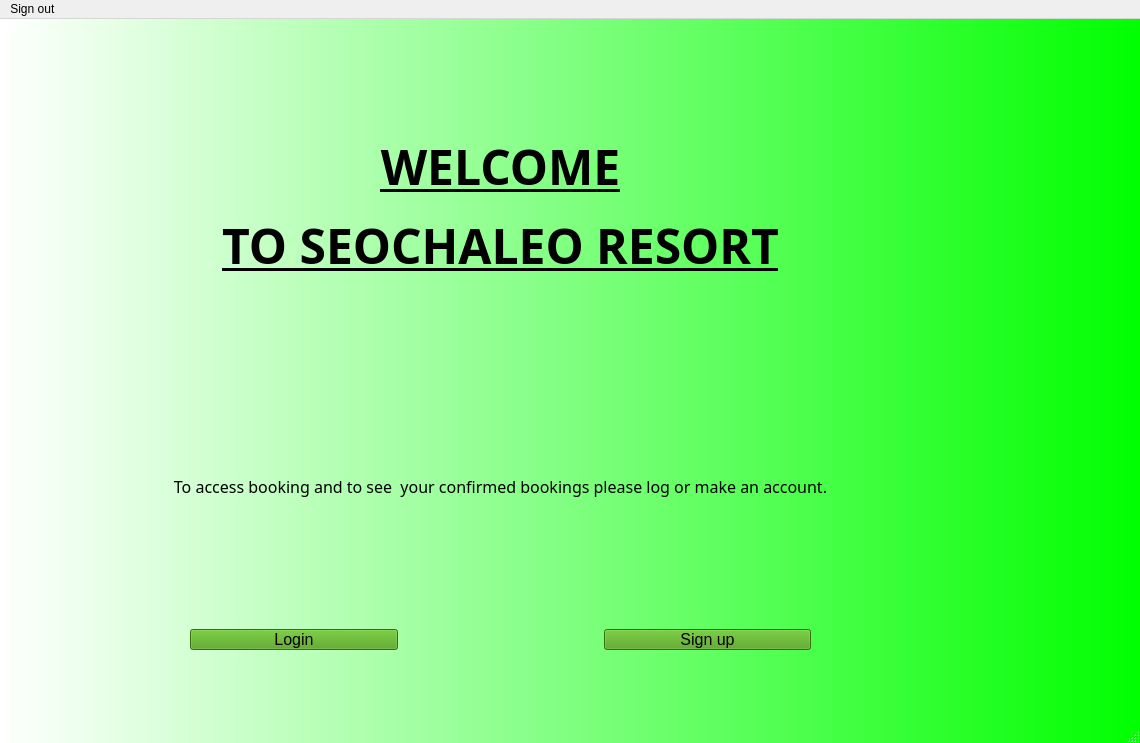
First picture: the form in mainwindow.ui, repository Nickolas-Skai/OOP-FINAL, before the edit.
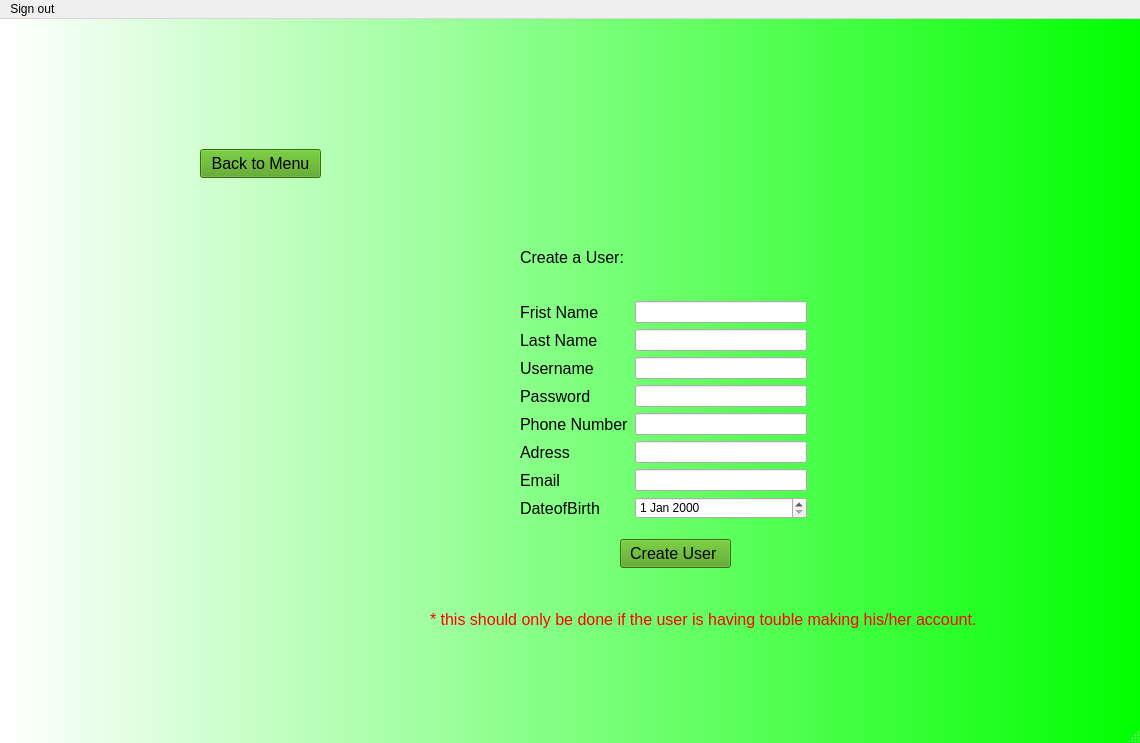
Second picture: the form after the edit.

Commit message:
added functionality for back buttons and make sign out and exit functionality
please check this for me

What changed in the file:
```diff
--- a/mainwindow.ui
+++ b/mainwindow.ui
@@ -40,23 +40,23 @@
    <widget class="QStackedWidget" name="stackedWidget">
     <property name="geometry">
      <rect>
-      <x>70</x>
-      <y>30</y>
+      <x>90</x>
+      <y>40</y>
       <width>991</width>
       <height>621</height>
      </rect>
     </property>
     <property name="currentIndex">
-     <number>0</number>
+     <number>10</number>
     </property>
     <widget class="QWidget" name="Welcome">
      <widget class="QWidget" name="verticalLayoutWidget_2">
       <property name="geometry">
        <rect>
-        <x>20</x>
-        <y>20</y>
-        <width>821</width>
-        <height>581</height>
+        <x>10</x>
+        <y>110</y>
+        <width>971</width>
+        <height>431</height>
        </rect>
       </property>
       <layout class="QVBoxLayout" name="verticalLayout">
@@ -1045,6 +1045,161 @@
       </property>
      </widget>
     </widget>
+    <widget class="QWidget" name="addingUser">
+     <widget class="QWidget" name="verticalLayoutWidget_6">
+      <property name="geometry">
+       <rect>
+        <x>430</x>
+        <y>160</y>
+        <width>287</width>
+        <height>300</height>
+       </rect>
+      </property>
+      <layout class="QVBoxLayout" name="verticalLayout_7">
+       <item>
+        <widget class="QLabel" name="title_signup_2">
+         <property name="text">
+          <string>Create a User:</string>
+         </property>
+        </widget>
+       </item>
+       <item>
+        <layout class="QFormLayout" name="formLayout_3">
+         <item row="0" column="0">
+          <widget class="QLabel" name="fristNameLabel_2">
+           <property name="text">
+            <string>Frist Name</string>
+           </property>
+          </widget>
+         </item>
+         <item row="0" column="1">
+          <widget class="QLineEdit" name="fristNameLineEdit_2"/>
+         </item>
+         <item row="1" column="0">
+          <widget class="QLabel" name="lastNameLabel_2">
+           <property name="text">
+            <string>Last Name</string>
+           </property>
+          </widget>
+         </item>
+         <item row="1" column="1">
+          <widget class="QLineEdit" name="lastNameLineEdit_2"/>
+         </item>
+         <item row="2" column="0">
+          <widget class="QLabel" name="usernameLabel_2">
+           <property name="text">
+            <string>Username</string>
+           </property>
+          </widget>
+         </item>
+         <item row="2" column="1">
+          <widget class="QLineEdit" name="usernameLineEdit_2"/>
+         </item>
+         <item row="3" column="0">
+          <widget class="QLabel" name="passwordLabel_2">
+           <property name="text">
+            <string>Password</string>
+           </property>
+          </widget>
+         </item>
+         <item row="3" column="1">
+          <widget class="QLineEdit" name="passwordLineEdit_2"/>
+         </item>
+         <item row="4" column="0">
+          <widget class="QLabel" name="phoneNumberLabel_2">
+           <property name="text">
+            <string>Phone Number</string>
+           </property>
+          </widget>
+         </item>
+         <item row="4" column="1">
+          <widget class="QLineEdit" name="phoneNumberLineEdit_2"/>
+         </item>
+         <item row="5" column="0">
+          <widget class="QLabel" name="adressLabel_2">
+           <property name="text">
+            <string>Adress</string>
+           </property>
+          </widget>
+         </item>
+         <item row="5" column="1">
+          <widget class="QLineEdit" name="adressLineEdit_2">
+           <property name="text">
+            <string/>
+           </property>
+          </widget>
+         </item>
+         <item row="6" column="0">
+          <widget class="QLabel" name="emailLabel_2">
+           <property name="text">
+            <string>Email</string>
+           </property>
+          </widget>
+         </item>
+         <item row="6" column="1">
+          <widget class="QLineEdit" name="emailLineEdit_2"/>
+         </item>
+         <item row="7" column="0">
+          <widget class="QLabel" name="dateofBirthLabel_2">
+           <property name="text">
+            <string>DateofBirth</string>
+           </property>
+          </widget>
+         </item>
+         <item row="7" column="1">
+          <widget class="QDateEdit" name="dateEdit_3"/>
+         </item>
+        </layout>
+       </item>
+      </layout>
+     </widget>
+     <widget class="QLabel" name="notif">
+      <property name="geometry">
+       <rect>
+        <x>340</x>
+        <y>550</y>
+        <width>561</width>
+        <height>20</height>
+       </rect>
+      </property>
+      <property name="styleSheet">
+       <string notr="true">color:red;
+</string>
+      </property>
+      <property name="text">
+       <string>* this should only be done if the user is having touble making his/her account. </string>
+      </property>
+     </widget>
+     <widget class="QPushButton" name="CreateUser">
+      <property name="geometry">
+       <rect>
+        <x>530</x>
+        <y>480</y>
+        <width>111</width>
+        <height>29</height>
+       </rect>
+      </property>
+      <property name="styleSheet">
+       <string notr="true">background-color:rgb(73, 157, 17)</string>
+      </property>
+      <property name="text">
+       <string>Create User </string>
+      </property>
+     </widget>
+     <widget class="QPushButton" name="b2menu_4">
+      <property name="geometry">
+       <rect>
+        <x>110</x>
+        <y>90</y>
+        <width>121</width>
+        <height>29</height>
+       </rect>
+      </property>
+      <property name="text">
+       <string>Back to Menu</string>
+      </property>
+     </widget>
+    </widget>
    </widget>
   </widget>
   <widget class="QMenuBar" name="menubar">
```
Left out of the diff: 38 changed lines with no effect on the pictures. The commit also changes 3 other files.
